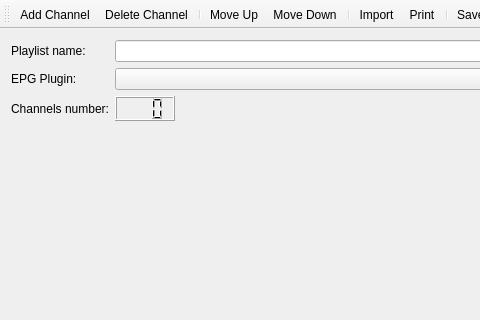
First picture: the form in src/ui/playlist/PlaylistEdit.ui, repository ntadej/tano, before the edit; both pictures show x 0 to 480 and y 0 to 320 of the 800 by 600 pixel window.
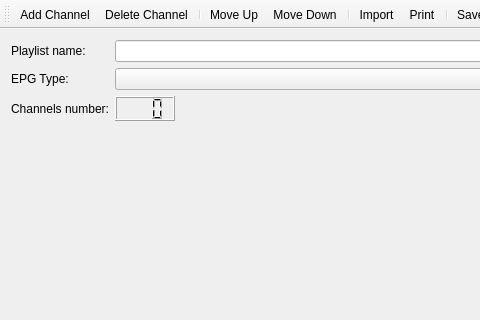
Second picture: the form after the edit. Icons and pictures are not drawn. Custom widgets are drawn as their Qt base class.

What changed in the file:
```diff
--- a/src/ui/playlist/PlaylistEdit.ui
+++ b/src/ui/playlist/PlaylistEdit.ui
@@ -35,7 +35,7 @@
     <item row="1" column="0">
      <widget class="QLabel" name="labelEpgPlugin">
       <property name="text">
-       <string>EPG Plugin:</string>
+       <string>EPG Type:</string>
       </property>
      </widget>
     </item>
```
